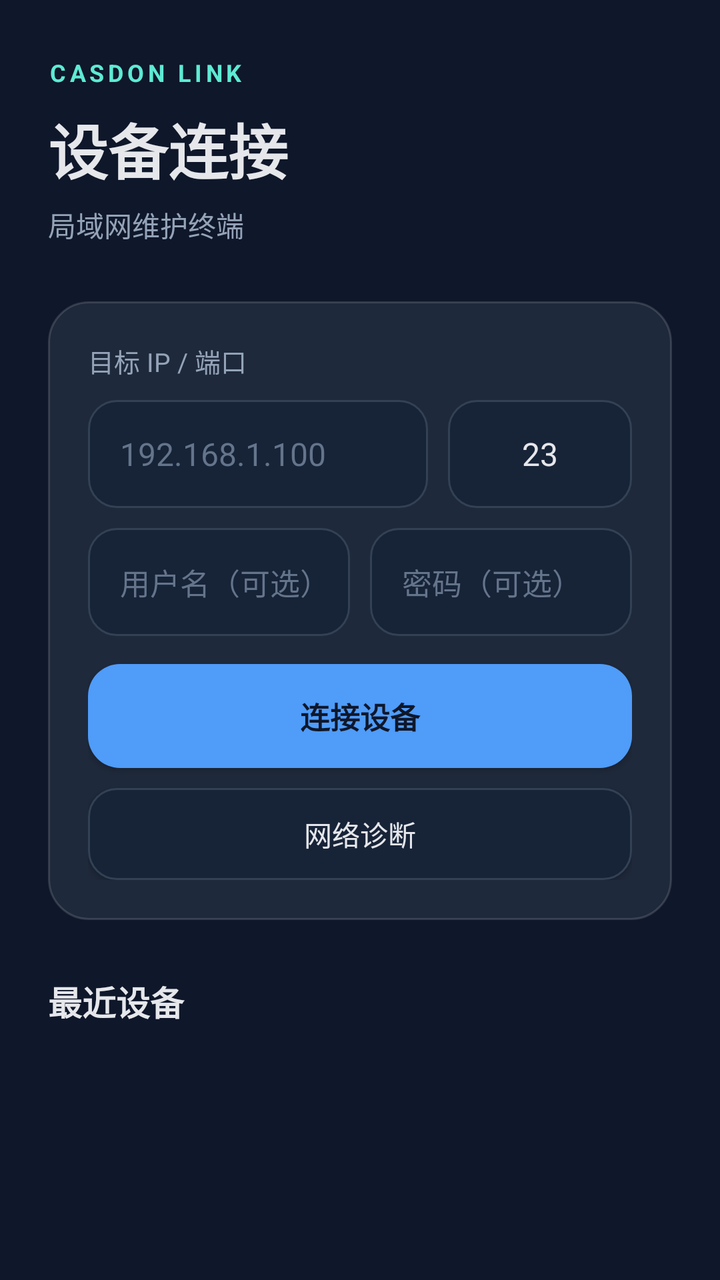
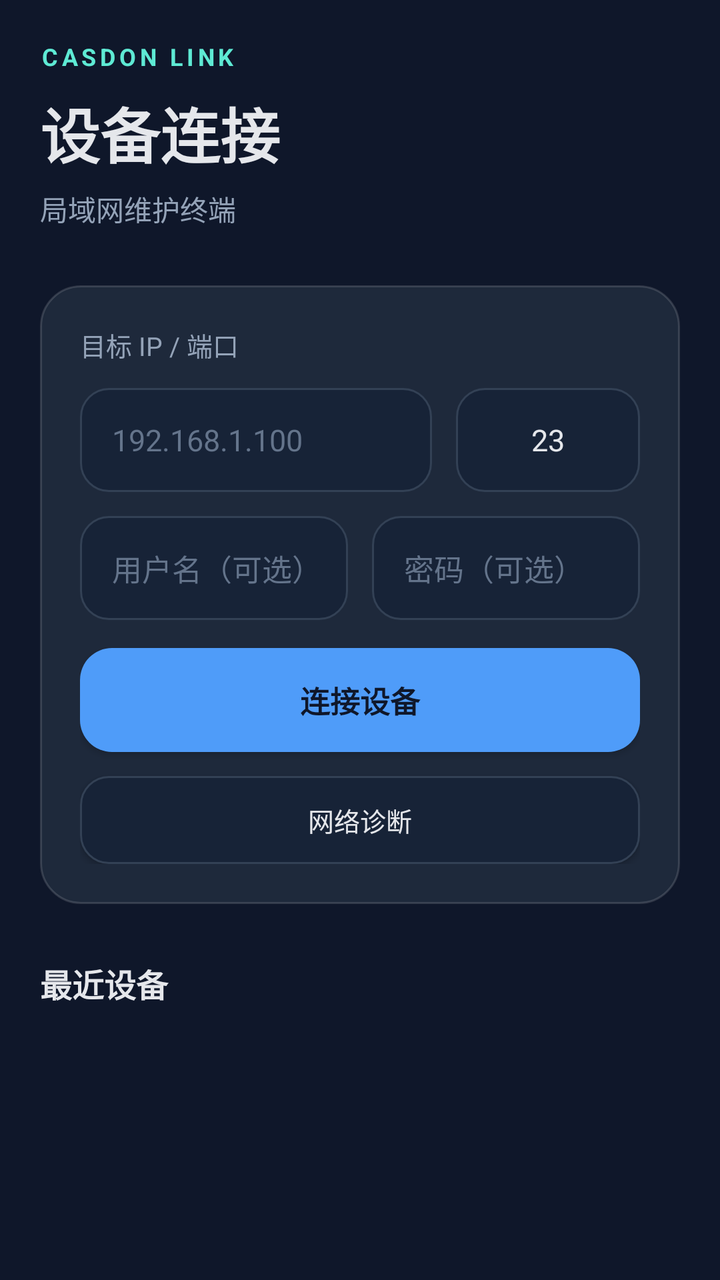

Before-and-after screenshots of an Android layout around one commit, followed by the original layout XML and the change that was made.
<!-- AndroidManifest.xml: application theme Theme.CasdonLink -->
<!-- res/layout/activity_main.xml -->
<?xml version="1.0" encoding="utf-8"?>
<ScrollView xmlns:android="http://schemas.android.com/apk/res/android"
    xmlns:tools="http://schemas.android.com/tools"
    android:id="@+id/main"
    android:layout_width="match_parent"
    android:layout_height="match_parent"
    android:background="@color/background"
    android:fillViewport="true"
    tools:context=".MainActivity">

    <LinearLayout
        android:layout_width="match_parent"
        android:layout_height="wrap_content"
        android:orientation="vertical"
        android:paddingStart="24dp"
        android:paddingTop="28dp"
        android:paddingEnd="24dp"
        android:paddingBottom="28dp">

        <TextView
            android:layout_width="wrap_content"
            android:layout_height="wrap_content"
            android:text="CASDON LINK"
            android:textColor="@color/secondary"
            android:textSize="12sp"
            android:letterSpacing="0.16"
            android:textStyle="bold" />

        <TextView
            android:layout_width="wrap_content"
            android:layout_height="wrap_content"
            android:layout_marginTop="8dp"
            android:text="设备连接"
            android:textColor="@color/text_primary"
            android:textSize="30sp"
            android:textStyle="bold" />

        <TextView
            android:layout_width="wrap_content"
            android:layout_height="wrap_content"
            android:layout_marginTop="6dp"
            android:text="局域网维护终端"
            android:textColor="@color/text_secondary"
            android:textSize="14sp" />

        <LinearLayout
            android:layout_width="match_parent"
            android:layout_height="wrap_content"
            android:layout_marginTop="28dp"
            android:background="@drawable/bg_card"
            android:orientation="vertical"
            android:padding="20dp">

            <TextView
                android:layout_width="wrap_content"
                android:layout_height="wrap_content"
                android:text="目标 IP / 端口"
                android:textColor="@color/text_secondary"
                android:textSize="13sp" />

            <LinearLayout
                android:layout_width="match_parent"
                android:layout_height="wrap_content"
                android:layout_marginTop="10dp"
                android:orientation="horizontal">

                <EditText
                    android:id="@+id/ipInput"
                    android:layout_width="0dp"
                    android:layout_height="54dp"
                    android:layout_weight="1"
                    android:background="@drawable/bg_input"
                    android:hint="192.168.1.100"
                    android:inputType="text"
                    android:paddingStart="16dp"
                    android:paddingEnd="16dp"
                    android:singleLine="true"
                    android:textColor="@color/text_primary"
                    android:textColorHint="#64748B"
                    android:textSize="16sp" />

                <EditText
                    android:id="@+id/portInput"
                    android:layout_width="92dp"
                    android:layout_height="54dp"
                    android:layout_marginStart="10dp"
                    android:background="@drawable/bg_input"
                    android:hint="23"
                    android:inputType="number"
                    android:maxLength="5"
                    android:gravity="center"
                    android:singleLine="true"
                    android:text="23"
                    android:textColor="@color/text_primary"
                    android:textColorHint="#64748B"
                    android:textSize="16sp" />
            </LinearLayout>

            <LinearLayout
                android:layout_width="match_parent"
                android:layout_height="wrap_content"
                android:layout_marginTop="10dp"
                android:orientation="horizontal">

                <EditText
                    android:id="@+id/usernameInput"
                    android:layout_width="0dp"
                    android:layout_height="54dp"
                    android:layout_weight="1"
                    android:background="@drawable/bg_input"
                    android:hint="用户名（可选）"
                    android:inputType="text"
                    android:paddingStart="16dp"
                    android:paddingEnd="16dp"
                    android:singleLine="true"
                    android:textColor="@color/text_primary"
                    android:textColorHint="#64748B"
                    android:textSize="15sp" />

                <EditText
                    android:id="@+id/passwordInput"
                    android:layout_width="0dp"
                    android:layout_height="54dp"
                    android:layout_marginStart="10dp"
                    android:layout_weight="1"
                    android:background="@drawable/bg_input"
                    android:hint="密码（可选）"
                    android:inputType="textPassword"
                    android:paddingStart="16dp"
                    android:paddingEnd="16dp"
                    android:singleLine="true"
                    android:textColor="@color/text_primary"
                    android:textColorHint="#64748B"
                    android:textSize="15sp" />
            </LinearLayout>

            <Button
                android:id="@+id/connectButton"
                android:layout_width="match_parent"
                android:layout_height="52dp"
                android:layout_marginTop="14dp"
                android:background="@drawable/bg_button"
                android:text="连接设备"
                android:textAllCaps="false"
                android:textColor="@color/background"
                android:textSize="15sp"
                android:textStyle="bold" />

            <Button
                android:id="@+id/diagnoseButton"
                android:layout_width="match_parent"
                android:layout_height="46dp"
                android:layout_marginTop="10dp"
                android:background="@drawable/bg_input"
                android:text="网络诊断"
                android:textAllCaps="false"
                android:textColor="@color/text_primary"
                android:textSize="14sp" />
        </LinearLayout>

        <TextView
            android:id="@+id/recentTitle"
            android:layout_width="match_parent"
            android:layout_height="wrap_content"
            android:layout_marginTop="28dp"
            android:text="最近设备"
            android:textColor="@color/text_primary"
            android:textSize="17sp"
            android:textStyle="bold" />

        <LinearLayout
            android:id="@+id/recentDevices"
            android:layout_width="match_parent"
            android:layout_height="wrap_content"
            android:layout_marginTop="12dp"
            android:orientation="vertical" />

    </LinearLayout>
</ScrollView>
<!-- resources referenced by this layout -->
<resources>
  <!-- drawable bg_card (drawable) -->
  <shape xmlns:android="http://schemas.android.com/apk/res/android">
      <solid android:color="@color/surface" />
      <stroke android:width="1dp" android:color="#24FFFFFF" />
      <corners android:radius="20dp" />
  </shape>
  <!-- drawable bg_input (drawable) -->
  <shape xmlns:android="http://schemas.android.com/apk/res/android">
      <solid android:color="#172337" />
      <stroke android:width="1dp" android:color="#334155" />
      <corners android:radius="14dp" />
  </shape>
  <!-- unchanged entries left out for length: 9 -->
</resources>

<!-- the commit's change to res/layout/activity_main.xml (unified diff, before → after) -->
@@ -2,177 +2,104 @@
 <ScrollView xmlns:android="http://schemas.android.com/apk/res/android"
     xmlns:tools="http://schemas.android.com/tools"
     android:id="@+id/main"
-    android:layout_width="match_parent"
-    android:layout_height="match_parent"
-    android:background="@color/background"
-    android:fillViewport="true"
+    style="@style/Widget.CasdonLink.Screen.Scroll"
     tools:context=".MainActivity">
 
-    <LinearLayout
-        android:layout_width="match_parent"
-        android:layout_height="wrap_content"
-        android:orientation="vertical"
-        android:paddingStart="24dp"
-        android:paddingTop="28dp"
-        android:paddingEnd="24dp"
-        android:paddingBottom="28dp">
+    <LinearLayout style="@style/Widget.CasdonLink.Screen.ScrollContent">
 
         <TextView
-            android:layout_width="wrap_content"
-            android:layout_height="wrap_content"
-            android:text="CASDON LINK"
-            android:textColor="@color/secondary"
-            android:textSize="12sp"
-            android:letterSpacing="0.16"
-            android:textStyle="bold" />
+            style="@style/Text.CasdonLink.Eyebrow"
+            android:text="CASDON LINK" />
 
         <TextView
-            android:layout_width="wrap_content"
-            android:layout_height="wrap_content"
-            android:layout_marginTop="8dp"
-            android:text="设备连接"
-            android:textColor="@color/text_primary"
-            android:textSize="30sp"
-            android:textStyle="bold" />
+            style="@style/Text.CasdonLink.HeroTitle"
+            android:layout_marginTop="@dimen/space_sm"
+            android:text="设备连接" />
 
         <TextView
-            android:layout_width="wrap_content"
-            android:layout_height="wrap_content"
+            style="@style/Text.CasdonLink.Subtitle"
             android:layout_marginTop="6dp"
-            android:text="局域网维护终端"
-            android:textColor="@color/text_secondary"
-            android:textSize="14sp" />
+            android:text="局域网维护终端" />
 
         <LinearLayout
-            android:layout_width="match_parent"
-            android:layout_height="wrap_content"
-            android:layout_marginTop="28dp"
-            android:background="@drawable/bg_card"
-            android:orientation="vertical"
-            android:padding="20dp">
+            style="@style/Widget.CasdonLink.Card"
+            android:layout_marginTop="@dimen/space_3xl">
 
             <TextView
-                android:layout_width="wrap_content"
-                android:layout_height="wrap_content"
-                android:text="目标 IP / 端口"
-                android:textColor="@color/text_secondary"
-                android:textSize="13sp" />
+                style="@style/Text.CasdonLink.Label"
+                android:text="目标 IP / 端口" />
 
             <LinearLayout
                 android:layout_width="match_parent"
                 android:layout_height="wrap_content"
-                android:layout_marginTop="10dp"
+                android:layout_marginTop="@dimen/space_md"
                 android:orientation="horizontal">
 
                 <EditText
                     android:id="@+id/ipInput"
+                    style="@style/Widget.CasdonLink.EditText"
                     android:layout_width="0dp"
-                    android:layout_height="54dp"
                     android:layout_weight="1"
-                    android:background="@drawable/bg_input"
                     android:hint="192.168.1.100"
-                    android:inputType="text"
-                    android:paddingStart="16dp"
-                    android:paddingEnd="16dp"
-                    android:singleLine="true"
-                    android:textColor="@color/text_primary"
-                    android:textColorHint="#64748B"
-                    android:textSize="16sp" />
+                    android:inputType="text" />
 
                 <EditText
                     android:id="@+id/portInput"
-                    android:layout_width="92dp"
-                    android:layout_height="54dp"
-                    android:layout_marginStart="10dp"
-                    android:background="@drawable/bg_input"
+                    style="@style/Widget.CasdonLink.EditText.Port"
+                    android:layout_marginStart="@dimen/space_md"
                     android:hint="23"
-                    android:inputType="number"
-                    android:maxLength="5"
-                    android:gravity="center"
-                    android:singleLine="true"
-                    android:text="23"
-                    android:textColor="@color/text_primary"
-                    android:textColorHint="#64748B"
-                    android:textSize="16sp" />
+                    android:text="23" />
             </LinearLayout>
 
             <LinearLayout
                 android:layout_width="match_parent"
                 android:layout_height="wrap_content"
-                android:layout_marginTop="10dp"
+                android:layout_marginTop="@dimen/space_md"
                 android:orientation="horizontal">
 
                 <EditText
                     android:id="@+id/usernameInput"
+                    style="@style/Widget.CasdonLink.EditText"
                     android:layout_width="0dp"
-                    android:layout_height="54dp"
                     android:layout_weight="1"
-                    android:background="@drawable/bg_input"
                     android:hint="用户名（可选）"
-                    android:inputType="text"
-                    android:paddingStart="16dp"
-                    android:paddingEnd="16dp"
-                    android:singleLine="true"
-                    android:textColor="@color/text_primary"
-                    android:textColorHint="#64748B"
-                    android:textSize="15sp" />
+                    android:inputType="text" />
 
                 <EditText
                     android:id="@+id/passwordInput"
+                    style="@style/Widget.CasdonLink.EditText"
                     android:layout_width="0dp"
-                    android:layout_height="54dp"
-                    android:layout_marginStart="10dp"
+                    android:layout_marginStart="@dimen/space_md"
                     android:layout_weight="1"
-                    android:background="@drawable/bg_input"
                     android:hint="密码（可选）"
-                    android:inputType="textPassword"
-                    android:paddingStart="16dp"
-                    android:paddingEnd="16dp"
-                    android:singleLine="true"
-                    android:textColor="@color/text_primary"
-                    android:textColorHint="#64748B"
-                    android:textSize="15sp" />
+                    android:inputType="textPassword" />
             </LinearLayout>
 
             <Button
                 android:id="@+id/connectButton"
-                android:layout_width="match_parent"
-                android:layout_height="52dp"
+                style="@style/Widget.CasdonLink.Button.Primary"
                 android:layout_marginTop="14dp"
-                android:background="@drawable/bg_button"
-                android:text="连接设备"
-                android:textAllCaps="false"
-                android:textColor="@color/background"
-                android:textSize="15sp"
-                android:textStyle="bold" />
+                android:text="连接设备" />
 
             <Button
                 android:id="@+id/diagnoseButton"
-                android:layout_width="match_parent"
-                android:layout_height="46dp"
-                android:layout_marginTop="10dp"
-                android:background="@drawable/bg_input"
-                android:text="网络诊断"
-                android:textAllCaps="false"
-                android:textColor="@color/text_primary"
-                android:textSize="14sp" />
+                style="@style/Widget.CasdonLink.Button.Small"
+                android:layout_marginTop="@dimen/space_md"
+                android:text="网络诊断" />
         </LinearLayout>
 
         <TextView
             android:id="@+id/recentTitle"
+            style="@style/Text.CasdonLink.SectionTitle"
             android:layout_width="match_parent"
-            android:layout_height="wrap_content"
-            android:layout_marginTop="28dp"
-            android:text="最近设备"
-            android:textColor="@color/text_primary"
-            android:textSize="17sp"
-            android:textStyle="bold" />
+            android:layout_marginTop="@dimen/space_3xl"
+            android:text="最近设备" />
 
         <LinearLayout
             android:id="@+id/recentDevices"
             android:layout_width="match_parent"
             android:layout_height="wrap_content"
-            android:layout_marginTop="12dp"
+            android:layout_marginTop="@dimen/space_md"
             android:orientation="vertical" />
 
     </LinearLayout>
<!-- resource entries referenced after the edit -->
@@ -1,17 +1,138 @@
 <!-- resources referenced by this layout -->
 <resources>
+  <dimen name="space_3xl">28dp</dimen>
+  <dimen name="space_md">12dp</dimen>
+  <dimen name="space_sm">8dp</dimen>
+  <style name="Text.CasdonLink.Eyebrow" parent="Text.CasdonLink">
+          <item name="android:layout_width">wrap_content</item>
+          <item name="android:layout_height">wrap_content</item>
+          <item name="android:textColor">@color/secondary</item>
+          <item name="android:textSize">@dimen/text_caption</item>
+          <item name="android:textStyle">bold</item>
+          <item name="android:letterSpacing">0.16</item>
+      </style>
+  <style name="Text.CasdonLink.HeroTitle" parent="Text.CasdonLink">
+          <item name="android:layout_width">wrap_content</item>
+          <item name="android:layout_height">wrap_content</item>
+          <item name="android:textColor">@color/text_primary</item>
+          <item name="android:textSize">@dimen/text_hero</item>
+          <item name="android:textStyle">bold</item>
+      </style>
+  <style name="Text.CasdonLink.Label" parent="Text.CasdonLink">
+          <item name="android:layout_width">wrap_content</item>
+          <item name="android:layout_height">wrap_content</item>
+          <item name="android:textColor">@color/text_secondary</item>
+          <item name="android:textSize">@dimen/text_label</item>
+      </style>
+  <style name="Text.CasdonLink.SectionTitle" parent="Text.CasdonLink">
+          <item name="android:layout_width">wrap_content</item>
+          <item name="android:layout_height">wrap_content</item>
+          <item name="android:textColor">@color/text_primary</item>
+          <item name="android:textSize">@dimen/text_section_title</item>
+          <item name="android:textStyle">bold</item>
+      </style>
+  <style name="Text.CasdonLink.Subtitle" parent="Text.CasdonLink">
+          <item name="android:layout_width">wrap_content</item>
+          <item name="android:layout_height">wrap_content</item>
+          <item name="android:textColor">@color/text_secondary</item>
+          <item name="android:textSize">@dimen/text_body</item>
+      </style>
+  <style name="Widget.CasdonLink.Button.Primary" parent="Widget.CasdonLink.Button">
+          <item name="android:background">@drawable/bg_button</item>
+          <item name="android:textColor">@color/background</item>
+          <item name="android:textStyle">bold</item>
+      </style>
+  <style name="Widget.CasdonLink.Button.Small" parent="Widget.CasdonLink.Button.Secondary">
+          <item name="android:layout_height">@dimen/control_height_small</item>
+          <item name="android:textSize">@dimen/text_label</item>
+      </style>
+  <style name="Widget.CasdonLink.Card" parent="Widget.CasdonLink">
+          <item name="android:layout_width">match_parent</item>
+          <item name="android:layout_height">wrap_content</item>
+          <item name="android:orientation">vertical</item>
+          <item name="android:background">@drawable/bg_card</item>
+          <item name="android:padding">@dimen/card_padding</item>
+      </style>
+  <style name="Widget.CasdonLink.EditText" parent="Widget.CasdonLink">
+          <item name="android:layout_width">match_parent</item>
+          <item name="android:layout_height">@dimen/control_height</item>
+          <item name="android:background">@drawable/bg_input</item>
+          <item name="android:paddingStart">@dimen/field_padding_horizontal</item>
+          <item name="android:paddingEnd">@dimen/field_padding_horizontal</item>
+          <item name="android:singleLine">true</item>
+          <item name="android:textColor">@color/text_primary</item>
+          <item name="android:textColorHint">@color/text_hint</item>
+          <item name="android:textSize">@dimen/text_body_large</item>
+      </style>
+  <style name="Widget.CasdonLink.EditText.Port" parent="Widget.CasdonLink.EditText">
+          <item name="android:layout_width">@dimen/port_field_width</item>
+          <item name="android:gravity">center</item>
+          <item name="android:inputType">number</item>
+          <item name="android:maxLength">5</item>
+      </style>
+  <style name="Widget.CasdonLink.Screen.Scroll" parent="Widget.CasdonLink.Screen">
+          <item name="android:layout_width">match_parent</item>
+          <item name="android:layout_height">match_parent</item>
+          <item name="android:background">@color/background</item>
+          <item name="android:fillViewport">true</item>
+      </style>
+  <style name="Widget.CasdonLink.Screen.ScrollContent" parent="Widget.CasdonLink.Screen">
+          <item name="android:layout_width">match_parent</item>
+          <item name="android:layout_height">wrap_content</item>
+          <item name="android:orientation">vertical</item>
+          <item name="android:paddingStart">@dimen/screen_padding_horizontal</item>
+          <item name="android:paddingTop">@dimen/screen_padding_vertical</item>
+          <item name="android:paddingEnd">@dimen/screen_padding_horizontal</item>
+          <item name="android:paddingBottom">@dimen/screen_padding_bottom</item>
+      </style>
+  <style name="Text.CasdonLink" parent="" />
+  <dimen name="text_caption">12sp</dimen>
+  <dimen name="text_hero">30sp</dimen>
+  <dimen name="text_label">13sp</dimen>
+  <dimen name="text_section_title">16sp</dimen>
+  <dimen name="text_body">14sp</dimen>
+  <style name="Widget.CasdonLink.Button" parent="Widget.CasdonLink">
+          <item name="android:layout_width">match_parent</item>
+          <item name="android:layout_height">@dimen/control_height</item>
+          <item name="android:paddingStart">@dimen/space_lg</item>
+          <item name="android:paddingEnd">@dimen/space_lg</item>
+          <item name="android:textAllCaps">false</item>
+          <item name="android:textSize">@dimen/text_body_large</item>
+      </style>
+  <style name="Widget.CasdonLink.Button.Secondary" parent="Widget.CasdonLink.Button">
+          <item name="android:background">@drawable/bg_input</item>
+          <item name="android:textColor">@color/text_primary</item>
+      </style>
+  <dimen name="control_height_small">44dp</dimen>
+  <style name="Widget.CasdonLink" parent="" />
   <!-- drawable bg_card (drawable) -->
   <shape xmlns:android="http://schemas.android.com/apk/res/android">
       <solid android:color="@color/surface" />
-      <stroke android:width="1dp" android:color="#24FFFFFF" />
+      <stroke android:width="1dp" android:color="@color/card_stroke" />
       <corners android:radius="20dp" />
   </shape>
+  <dimen name="card_padding">@dimen/space_xl</dimen>
+  <dimen name="control_height">52dp</dimen>
   <!-- drawable bg_input (drawable) -->
   <shape xmlns:android="http://schemas.android.com/apk/res/android">
-      <solid android:color="#172337" />
-      <stroke android:width="1dp" android:color="#334155" />
+      <solid android:color="@color/input_surface" />
+      <stroke android:width="1dp" android:color="@color/input_stroke" />
       <corners android:radius="14dp" />
   </shape>
+  <dimen name="field_padding_horizontal">@dimen/space_lg</dimen>
+  <color name="text_hint">#64748B</color>
+  <dimen name="text_body_large">15sp</dimen>
+  <dimen name="port_field_width">92dp</dimen>
+  <style name="Widget.CasdonLink.Screen" parent="" />
+  <dimen name="screen_padding_horizontal">@dimen/space_xl</dimen>
+  <dimen name="screen_padding_vertical">@dimen/space_xl</dimen>
+  <dimen name="screen_padding_bottom">@dimen/space_2xl</dimen>
+  <dimen name="space_lg">16dp</dimen>
+  <color name="card_stroke">#24FFFFFF</color>
+  <dimen name="space_xl">20dp</dimen>
+  <color name="input_surface">#172337</color>
+  <color name="input_stroke">#334155</color>
+  <dimen name="space_2xl">24dp</dimen>
   <!-- unchanged entries left out for length: 9 -->
 </resources>
 
